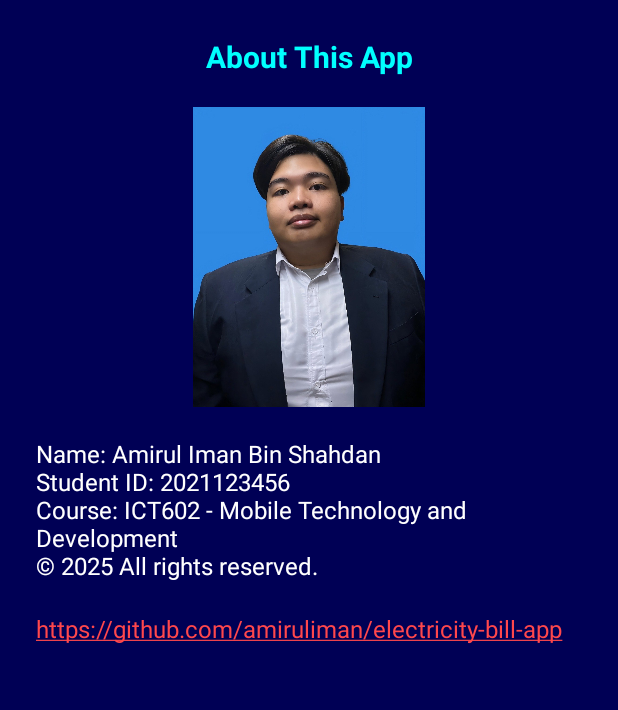
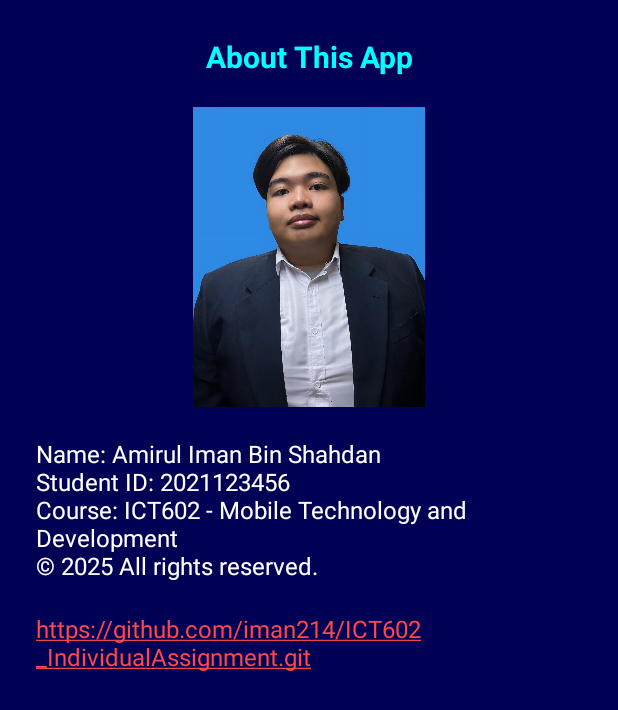
Before and after one commit to iman214/ICT602_IndividualAssignment, an Android app: the AboutActivity screen opened directly, with no data from a screen before it, on a phone screen of 412 x 824 dp. Shown: the top 710 px of the screen. Run offline under Robolectric (Android 15) with nearby library versions, the phone set to English and light mode, and no system bars.

Commit message:
Latest update

```diff
--- a/app/src/main/java/com/example/electricitybillapp/AboutActivity.java
+++ b/app/src/main/java/com/example/electricitybillapp/AboutActivity.java
@@ -22,6 +22,6 @@ public class AboutActivity extends AppCompatActivity {
                         "© 2025 All rights reserved."
         );
 
-        linkGithub.setText("https://github.com/amiruliman/electricity-bill-app");
+        linkGithub.setText("https://github.com/iman214/ICT602_IndividualAssignment.git");
     }
 }
```
